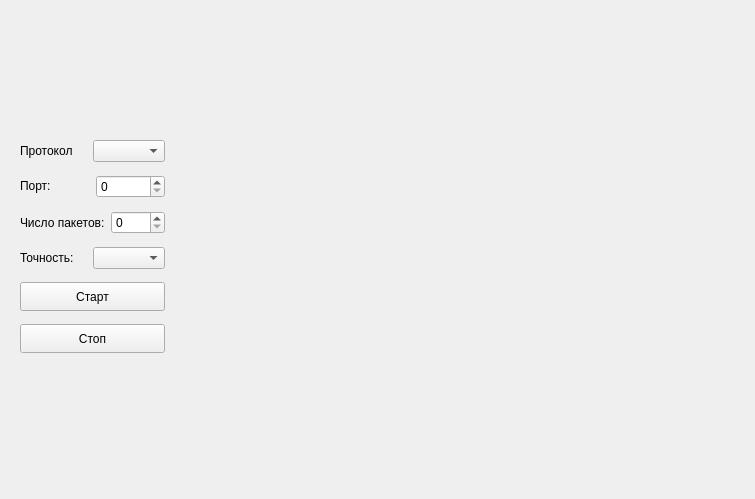
First picture: the form in gui/forms/recvtimestampwidget.ui, repository OSLL/Linux_FreeBSD_networking_perf, before the edit.
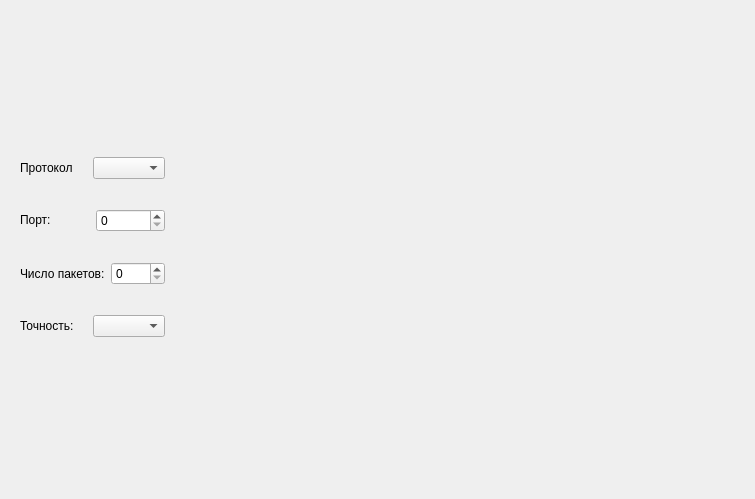
Second picture: the form after the edit.

Commit message: refactor(gui): move start-stop in widget

```diff
--- a/gui/forms/recvtimestampwidget.ui
+++ b/gui/forms/recvtimestampwidget.ui
@@ -105,30 +105,7 @@
          </layout>
         </item>
         <item>
-         <widget class="QPushButton" name="startButton">
-          <property name="maximumSize">
-           <size>
-            <width>16777215</width>
-            <height>29</height>
-           </size>
-          </property>
-          <property name="text">
-           <string>Старт</string>
-          </property>
-         </widget>
-        </item>
-        <item>
-         <widget class="QPushButton" name="stopButton">
-          <property name="maximumSize">
-           <size>
-            <width>16777215</width>
-            <height>29</height>
-           </size>
-          </property>
-          <property name="text">
-           <string>Стоп</string>
-          </property>
-         </widget>
+         <layout class="QVBoxLayout" name="startStopLayout"/>
         </item>
        </layout>
       </widget>
```
The commit also changes 13 other files.
